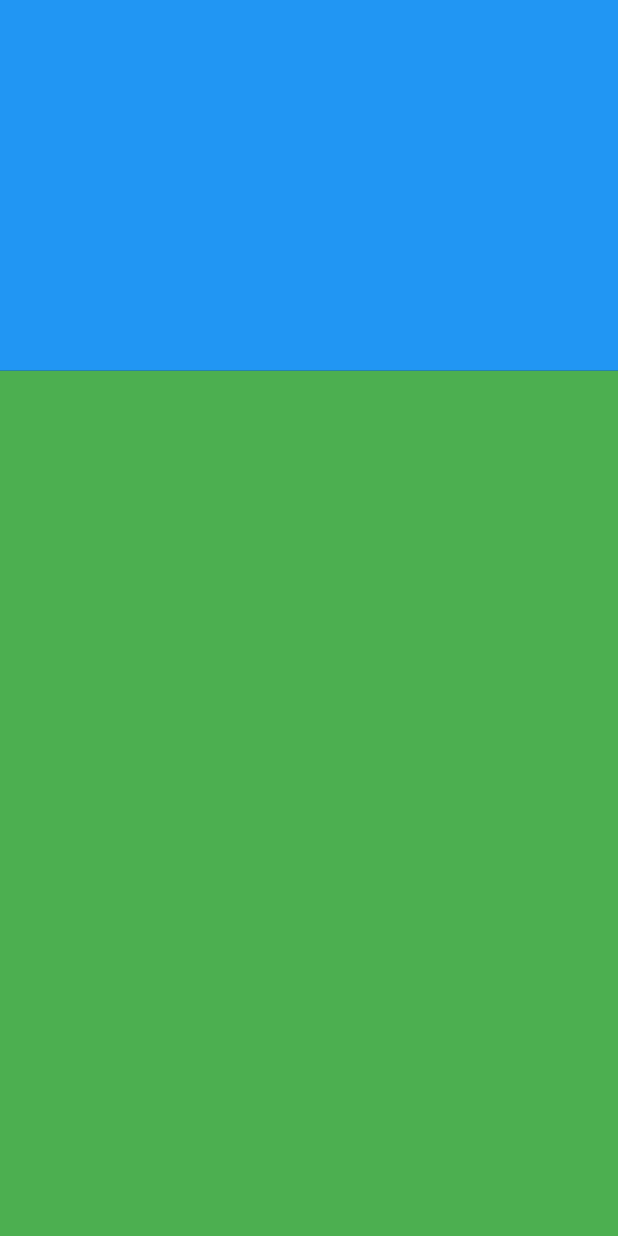
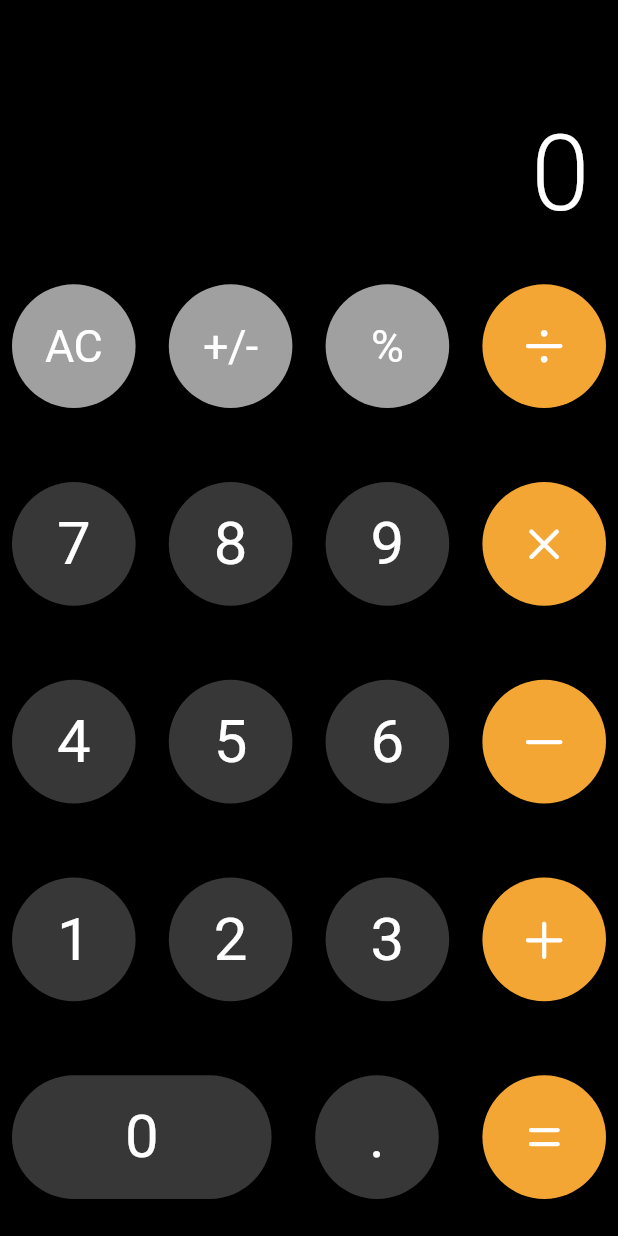
Before and after one commit to kimmso/flutter_calculator, a Flutter app: the screen it shows after launch, on a phone screen of 412 x 824 dp. Run offline on Flutter 3.47's test engine with Material 2 defaults, Android fonts, the phone set to English and light mode, and no system bars; our stand-ins replace get.

Commit message:
UI 작성 완료

```diff
--- /dev/null
+++ b/lib/src/components/black_button.dart
@@ -0,0 +1,61 @@
+import 'package:flutter/cupertino.dart';
+import 'package:flutter/material.dart';
+import 'package:flutter_ios_calculator/src/constants/button_color.dart';
+import 'package:flutter_ios_calculator/src/constants/button_size.dart';
+
+enum Type { ROUND, FLAT }
+
+class BlackButton extends StatelessWidget {
+  final void Function()? onPressed;
+  final Type type;
+  final String child;
+  const BlackButton(
+      {super.key,
+      required this.onPressed,
+      required this.type,
+      required this.child});
+
+  @override
+  Widget build(BuildContext context) {
+    switch (type) {
+      case Type.ROUND:
+        return _circle();
+      case Type.FLAT:
+        return _flat();
+    }
+  }
+
+  Widget _circle() {
+    return SizedBox(
+      width: ButtonSize.short,
+      height: ButtonSize.short,
+      child: CupertinoButton(
+        borderRadius: BorderRadius.circular(100),
+        padding: const EdgeInsets.all(16.0),
+        color: ButtonColor.black,
+        onPressed: onPressed,
+        child: Text(
+          child,
+          style: const TextStyle(color: Colors.white, fontSize: 40),
+        ),
+      ),
+    );
+  }
+
+  Widget _flat() {
+    return SizedBox(
+      width: ButtonSize.long,
+      height: ButtonSize.short,
+      child: CupertinoButton(
+        borderRadius: BorderRadius.circular(100),
+        padding: const EdgeInsets.all(16.0),
+        color: ButtonColor.black,
+        onPressed: onPressed,
+        child: Text(
+          child,
+          style: const TextStyle(color: Colors.white, fontSize: 40),
+        ),
+      ),
+    );
+  }
+}
--- /dev/null
+++ b/lib/src/components/grey_button.dart
@@ -0,0 +1,30 @@
+import 'package:flutter/cupertino.dart';
+import 'package:flutter/material.dart';
+
+import '../constants/button_color.dart';
+import '../constants/button_size.dart';
+
+class GreyButton extends StatelessWidget {
+  final void Function()? onPressed;
+
+  final String child;
+  const GreyButton({super.key, this.onPressed, required this.child});
+
+  @override
+  Widget build(BuildContext context) {
+    return SizedBox(
+      width: ButtonSize.short,
+      height: ButtonSize.short,
+      child: CupertinoButton(
+        borderRadius: BorderRadius.circular(100),
+        padding: const EdgeInsets.all(16.0),
+        color: ButtonColor.grey,
+        onPressed: onPressed,
+        child: Text(
+          child,
+          style: const TextStyle(color: Colors.white, fontSize: 30),
+        ),
+      ),
+    );
+  }
+}
--- /dev/null
+++ b/lib/src/components/orange_button.dart
@@ -0,0 +1,79 @@
+import 'package:flutter/cupertino.dart';
+import 'package:flutter/material.dart';
+
+import '../constants/button_color.dart';
+import '../constants/button_size.dart';
+
+class OrangeButton extends StatefulWidget {
+  final void Function()? onPressed;
+  final Icon icon;
+  final Icon activeIcon;
+  bool? isClick;
+  OrangeButton(
+      {super.key,
+      this.onPressed,
+      required this.icon,
+      required this.activeIcon,
+      required this.isClick});
+
+  @override
+  State<OrangeButton> createState() => _OrangeButtonState();
+}
+
+class _OrangeButtonState extends State<OrangeButton> {
+  void _toggle() {
+    setState(() {
+      widget.isClick = !widget.isClick!;
+    });
+  }
+
+  @override
+  Widget build(BuildContext context) {
+    return Stack(
+      children: [
+        _backward(),
+        _foreward(),
+      ],
+    );
+  }
+
+  Widget _foreward() {
+    return AnimatedOpacity(
+      opacity: (widget.isClick!) ? 1.0 : 0.0,
+      duration: Duration(milliseconds: 300),
+      child: SizedBox(
+        width: ButtonSize.short,
+        height: ButtonSize.short,
+        child: CupertinoButton(
+          pressedOpacity: 1.0,
+          borderRadius: BorderRadius.circular(100),
+          padding: const EdgeInsets.all(16.0),
+          color: ButtonColor.white,
+          onPressed: () {
+            _toggle();
+            widget.onPressed;
+          },
+          child: widget.icon,
+        ),
+      ),
+    );
+  }
+
+  Widget _backward() {
+    return SizedBox(
+      width: ButtonSize.short,
+      height: ButtonSize.short,
+      child: CupertinoButton(
+        pressedOpacity: 1.0,
+        borderRadius: BorderRadius.circular(100),
+        padding: const EdgeInsets.all(16.0),
+        color: ButtonColor.orange,
+        onPressed: () {
+          _toggle();
+          widget.onPressed;
+        },
+        child: widget.activeIcon,
+      ),
+    );
+  }
+}
--- /dev/null
+++ b/lib/src/constants/button_color.dart
@@ -0,0 +1,8 @@
+import 'package:flutter/material.dart';
+
+class ButtonColor {
+  static Color get black => const Color.fromARGB(255, 55, 55, 55);
+  static Color get grey => const Color.fromARGB(255, 160, 160, 160);
+  static Color get orange => const Color.fromARGB(255, 243, 166, 52);
+  static Color get white => const Color.fromARGB(255, 255, 255, 255);
+}
--- /dev/null
+++ b/lib/src/constants/button_size.dart
@@ -0,0 +1,6 @@
+import 'package:get/get.dart';
+
+class ButtonSize {
+  static double get long => Get.size.width * 0.42;
+  static double get short => Get.size.width * 0.2;
+}
--- a/lib/src/ui/app.dart
+++ b/lib/src/ui/app.dart
@@ -1,29 +1,196 @@
+import 'package:flutter/cupertino.dart';
 import 'package:flutter/material.dart';
+import 'package:flutter_ios_calculator/src/components/black_button.dart';
+import 'package:flutter_ios_calculator/src/components/grey_button.dart';
+import 'package:flutter_ios_calculator/src/components/orange_button.dart';
+import 'package:flutter_ios_calculator/src/constants/button_color.dart';
 
 class App extends StatelessWidget {
   const App({super.key});
 
   @override
   Widget build(BuildContext context) {
-    return Scaffold(
-      body: Column(
+    return SafeArea(
+      child: GestureDetector(
+        onTap: () => FocusScope.of(context).unfocus(),
+        child: Scaffold(
+          body: Column(
+            children: [
+              Expanded(flex: 2, child: _result()),
+              Expanded(flex: 8, child: _buttons()),
+            ],
+          ),
+        ),
+      ),
+    );
+  }
+
+  Widget _result() {
+    return Padding(
+      padding: const EdgeInsets.symmetric(vertical: 8.0, horizontal: 16.0),
+      child: Align(
+        alignment: Alignment.bottomRight,
+        child: SelectableText(
+          '0',
+          style: TextStyle(
+              fontSize: 70, fontWeight: FontWeight.w300, color: Colors.white),
+        ),
+      ),
+    );
+  }
+
+  Widget _buttons() {
+    return Column(
+      mainAxisAlignment: MainAxisAlignment.spaceAround,
+      children: [
+        _firstRow(),
+        _secondRow(),
+        _thirdRow(),
+        _fourthRow(),
+        _fifthRow(),
+      ],
+    );
+  }
+
+  Widget _firstRow() {
+    return Padding(
+      padding: const EdgeInsets.all(8.0),
+      child: Row(
+        mainAxisAlignment: MainAxisAlignment.spaceBetween,
         children: [
-          Expanded(flex: 3, child: _result()),
-          Expanded(flex: 7, child: _buttons()),
+          GreyButton(onPressed: () {}, child: 'AC'),
+          GreyButton(onPressed: () {}, child: '+/-'),
+          GreyButton(onPressed: () {}, child: '%'),
+          OrangeButton(
+              isClick: false,
+              onPressed: () {},
+              icon: Icon(
+                CupertinoIcons.divide,
+                color: ButtonColor.orange,
+                size: 35,
+              ),
+              activeIcon: Icon(
+                CupertinoIcons.divide,
+                color: ButtonColor.white,
+                size: 35,
+              ))
         ],
       ),
     );
   }
 
-  Widget _result() {
-    return Container(
-      color: Colors.blue,
+  Widget _secondRow() {
+    return Padding(
+      padding: const EdgeInsets.all(8.0),
+      child: Row(
+        mainAxisAlignment: MainAxisAlignment.spaceBetween,
+        children: [
+          BlackButton(onPressed: () {}, type: Type.ROUND, child: '7'),
+          BlackButton(onPressed: () {}, type: Type.ROUND, child: '8'),
+          BlackButton(onPressed: () {}, type: Type.ROUND, child: '9'),
+          OrangeButton(
+              isClick: false,
+              onPressed: () {},
+              icon: Icon(
+                CupertinoIcons.multiply,
+                color: ButtonColor.orange,
+                size: 35,
+              ),
+              activeIcon: Icon(
+                CupertinoIcons.multiply,
+                color: ButtonColor.white,
+                size: 35,
+              ))
+        ],
+      ),
     );
   }
 
-  Widget _buttons() {
-    return Container(
-      color: Colors.green,
+  Widget _thirdRow() {
+    return Padding(
+      padding: const EdgeInsets.all(8.0),
+      child: Row(
+        mainAxisAlignment: MainAxisAlignment.spaceBetween,
+        children: [
+          BlackButton(onPressed: () {}, type: Type.ROUND, child: '4'),
+          BlackButton(onPressed: () {}, type: Type.ROUND, child: '5'),
+          BlackButton(onPressed: () {}, type: Type.ROUND, child: '6'),
+          OrangeButton(
+              isClick: false,
+              onPressed: () {},
+              icon: Icon(
+                CupertinoIcons.minus,
+                color: ButtonColor.orange,
+                size: 35,
+              ),
+              activeIcon: Icon(
+                CupertinoIcons.minus,
+                color: ButtonColor.white,
+                size: 35,
+              ))
+        ],
+      ),
+    );
+  }
+
+  Widget _fourthRow() {
+    return Padding(
+      padding: const EdgeInsets.all(8.0),
+      child: Row(
+        mainAxisAlignment: MainAxisAlignment.spaceBetween,
+        children: [
+          BlackButton(onPressed: () {}, type: Type.ROUND, child: '1'),
+          BlackButton(onPressed: () {}, type: Type.ROUND, child: '2'),
+          BlackButton(onPressed: () {}, type: Type.ROUND, child: '3'),
+          OrangeButton(
+              isClick: false,
+              onPressed: () {},
+              icon: Icon(
+                CupertinoIcons.add,
+                color: ButtonColor.orange,
+                size: 35,
+              ),
+              activeIcon: Icon(
+                CupertinoIcons.add,
+                color: ButtonColor.white,
+                size: 35,
+              ))
+        ],
+      ),
+    );
+  }
+
+  Widget _fifthRow() {
+    return Padding(
+      padding: const EdgeInsets.all(8.0),
+      child: Row(
+        mainAxisAlignment: MainAxisAlignment.spaceBetween,
+        children: [
+          BlackButton(
+            onPressed: () {},
+            type: Type.FLAT,
+            child: '0',
+          ),
+          BlackButton(
+            onPressed: () {},
+            type: Type.ROUND,
+            child: '.',
+          ),
+          OrangeButton(
+              isClick: false,
+              onPressed: () {},
+              icon: Icon(
+                CupertinoIcons.equal,
+                color: ButtonColor.orange,
+                size: 35,
+              ),
+              activeIcon: Icon(
+                CupertinoIcons.equal,
+                color: ButtonColor.white,
+                size: 35,
+              ))
+        ],
+      ),
     );
   }
 }
--- a/pubspec.yaml
+++ b/pubspec.yaml
@@ -35,6 +35,7 @@ dependencies:
   # The following adds the Cupertino Icons font to your application.
   # Use with the CupertinoIcons class for iOS style icons.
   cupertino_icons: ^1.0.2
+  get: ^4.6.5
 
 dev_dependencies:
   flutter_test:
```
Also changed, not shown: pubspec.lock.
